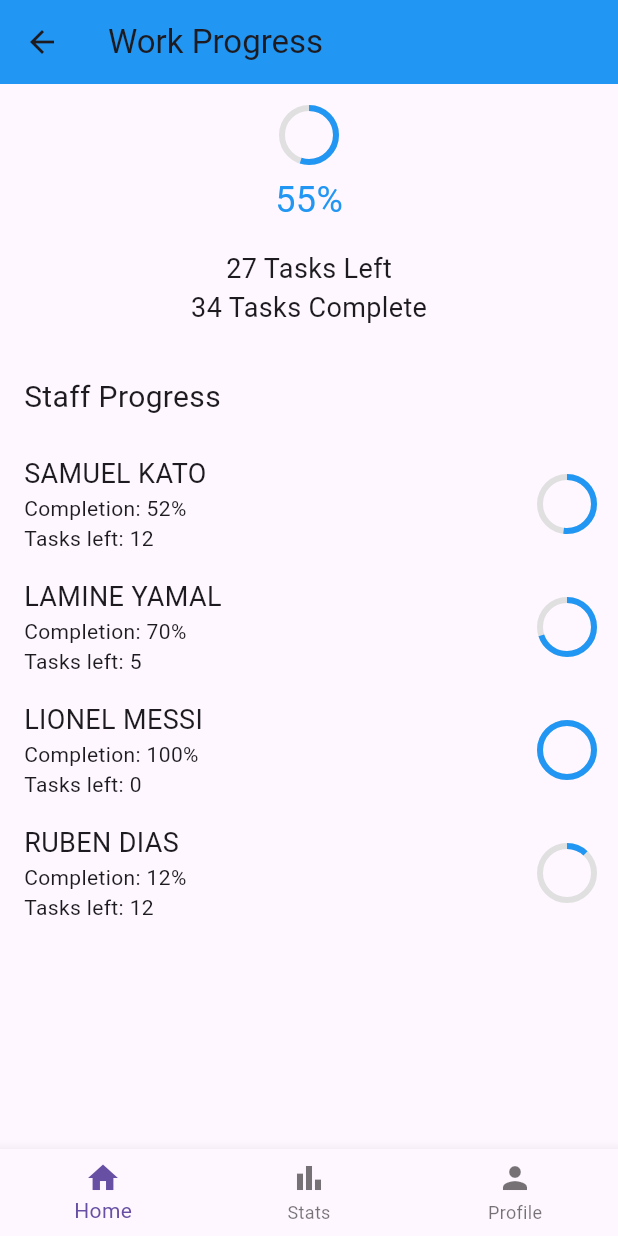
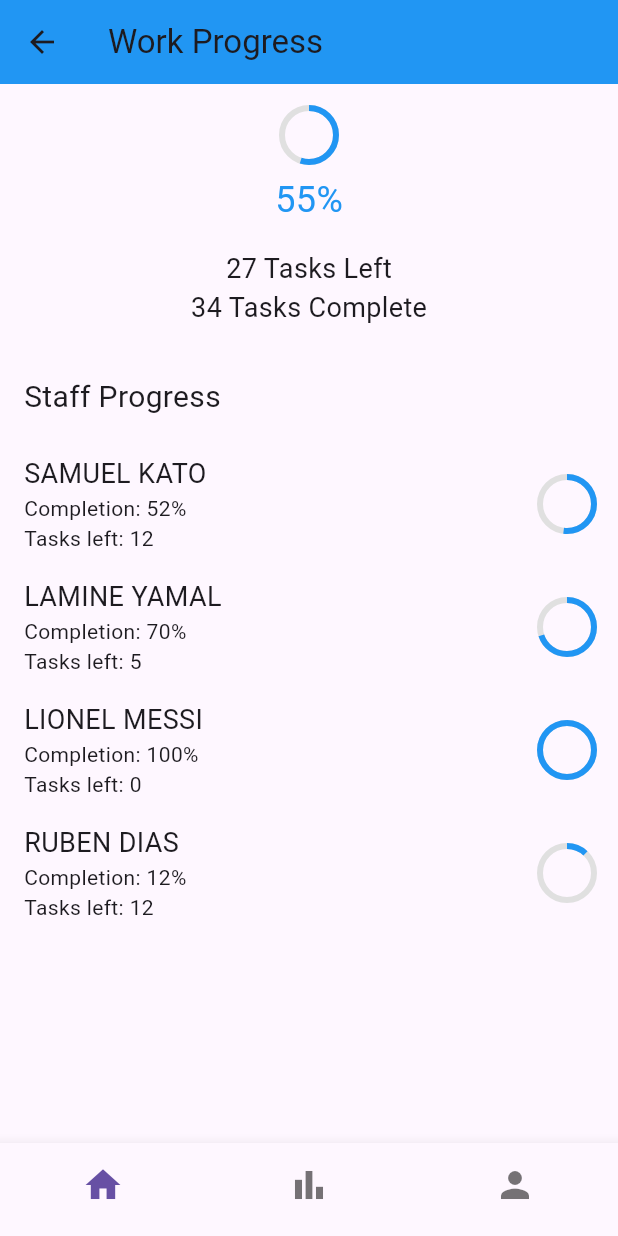
Before and after one commit to JashobeamKayiwa/TaskIT, a Flutter app: the screen it shows after launch, on a phone screen of 412 x 824 dp. Run offline on Flutter 3.47's test engine with Material 3 defaults, Android fonts, the phone set to English and light mode, and no system bars.

Commit message:
removed words in nav bar

```diff
--- a/task_it/lib/main.dart
+++ b/task_it/lib/main.dart
@@ -13,26 +13,27 @@ class MyApp extends StatelessWidget {
           title: Text('Work Progress'),
           backgroundColor: Colors.blue,
           leading: IconButton(
-            icon: Icon(Icons.arrow_back), // Back arrow icon
+            icon: Icon(Icons.arrow_back),
             onPressed: () {
-              // Handle back button press
               Navigator.pop(context);
             },
           ),
         ),
         body: WorkProgressScreen(),
         bottomNavigationBar: BottomNavigationBar(
+          showSelectedLabels: false, // Hide labels
+          showUnselectedLabels: false,
           items: [
             BottomNavigationBarItem(
-              icon: Icon(Icons.home),
+              icon: Icon(Icons.home, size: 28), // Home icon
               label: 'Home',
             ),
             BottomNavigationBarItem(
-              icon: Icon(Icons.bar_chart),
+              icon: Icon(Icons.bar_chart, size: 28), // Stats icon
               label: 'Stats',
             ),
             BottomNavigationBarItem(
-              icon: Icon(Icons.person),
+              icon: Icon(Icons.person, size: 28), // Profile icon
               label: 'Profile',
             ),
           ],
```
